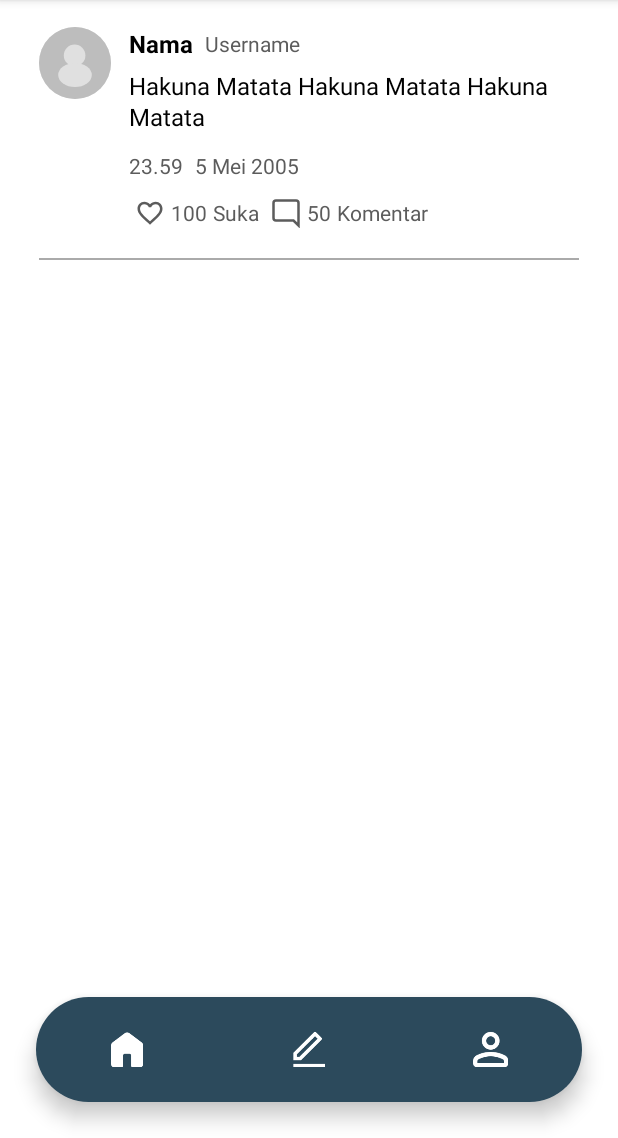
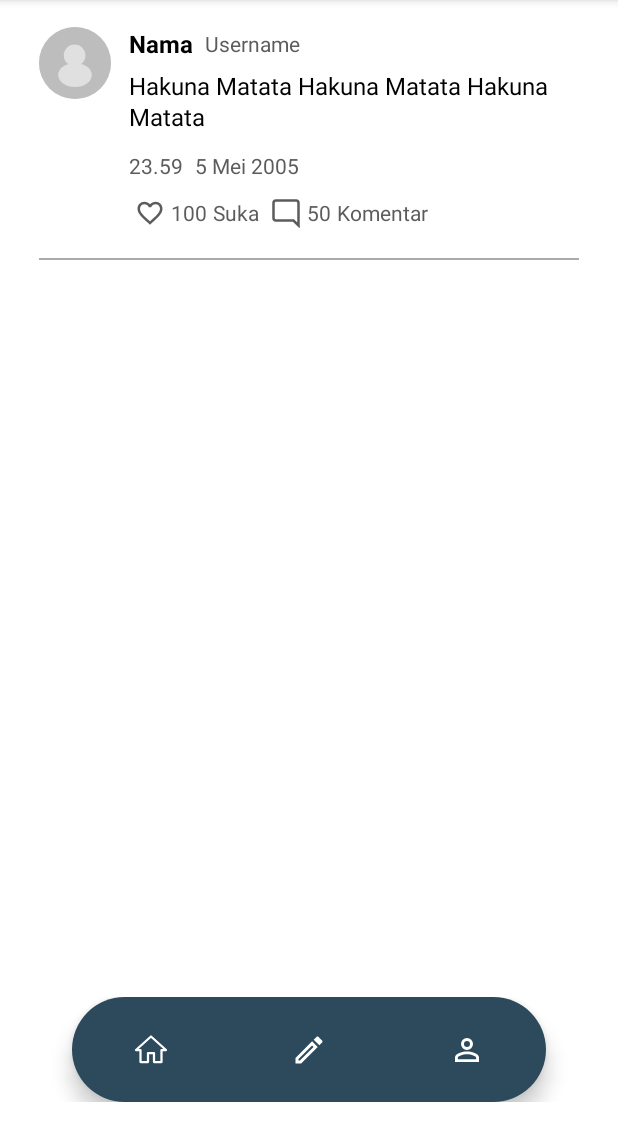
Before and after one commit to andhikaputraaaa/HearU, an Android app: the HomeActivity screen opened directly, with no data from a screen before it, on a phone screen of 412 x 824 dp, the part 98-1236 px from its top. Run offline under Robolectric (Android 15) with nearby library versions, the light colour scheme and no system bars.

Commit message:
fragment navbar

```diff
--- a/app/src/main/java/com/innovape/hearuapp/HomeActivity.kt
+++ b/app/src/main/java/com/innovape/hearuapp/HomeActivity.kt
@@ -1,5 +1,6 @@
 package com.innovape.hearuapp
 
+import android.content.Intent
 import android.os.Bundle
 import androidx.activity.enableEdgeToEdge
 import androidx.appcompat.app.AppCompatActivity
@@ -7,12 +8,28 @@ import androidx.core.view.ViewCompat
 import androidx.core.view.WindowInsetsCompat
 import com.innovape.hearuapp.databinding.ActivityHomeBinding
 
-class HomeActivity : AppCompatActivity() {
-    private lateinit var binding: ActivityHomeBinding
+class HomeActivity : AppCompatActivity(), Navbar.OnNavigationClickListener {
+
     override fun onCreate(savedInstanceState: Bundle?) {
         super.onCreate(savedInstanceState)
+        setContentView(R.layout.activity_home)
 
-        binding = ActivityHomeBinding.inflate(layoutInflater)
-        setContentView(binding.root)
+        val bottomNavFragment = supportFragmentManager.findFragmentById(R.id.bottom_nav_container) as? Navbar
+        bottomNavFragment?.setOnNavigationClickListener(this)
+    }
+
+    override fun onHomeClick() {
+        val bottomNavFragment = supportFragmentManager.findFragmentById(R.id.bottom_nav_container) as? Navbar
+        bottomNavFragment?.setActiveItem(0) // 0 is the position for home
+    }
+
+    override fun onEditClick() {
+//        val intent = Intent(this, EditActivity::class.java)
+//        startActivity(intent)
+    }
+
+    override fun onProfileClick() {
+//        val intent = Intent(this, ProfileActivity::class.java)
+//        startActivity(intent)
     }
 }
--- /dev/null
+++ b/app/src/main/java/com/innovape/hearuapp/Navbar.kt
@@ -0,0 +1,81 @@
+package com.innovape.hearuapp
+
+import android.os.Bundle
+import androidx.fragment.app.Fragment
+import android.view.LayoutInflater
+import android.view.View
+import android.view.ViewGroup
+import android.widget.ImageView
+
+// TODO: Rename parameter arguments, choose names that match
+// the fragment initialization parameters, e.g. ARG_ITEM_NUMBER
+private const val ARG_PARAM1 = "param1"
+private const val ARG_PARAM2 = "param2"
+
+/**
+ * A simple [Fragment] subclass.
+ * Use the [Navbar.newInstance] factory method to
+ * create an instance of this fragment.
+ */
+class Navbar : Fragment() {
+
+    interface OnNavigationClickListener {
+        fun onHomeClick()
+        fun onEditClick()
+        fun onProfileClick()
+    }
+
+    private var listener: OnNavigationClickListener? = null
+    private lateinit var navHome: ImageView
+    private lateinit var navEdit: ImageView
+    private lateinit var navProfile: ImageView
+
+    override fun onCreateView(
+        inflater: LayoutInflater,
+        container: ViewGroup?,
+        savedInstanceState: Bundle?
+    ): View? {
+        return inflater.inflate(R.layout.fragment_navbar, container, false)
+    }
+
+    override fun onViewCreated(view: View, savedInstanceState: Bundle?) {
+        super.onViewCreated(view, savedInstanceState)
+
+        navHome = view.findViewById(R.id.nav_home)
+        navEdit = view.findViewById(R.id.nav_edit)
+        navProfile = view.findViewById(R.id.nav_profile)
+
+        navHome.setOnClickListener {
+            setActiveItem(0)
+            listener?.onHomeClick()
+        }
+
+        navEdit.setOnClickListener {
+            setActiveItem(1)
+            listener?.onEditClick()
+        }
+
+        navProfile.setOnClickListener {
+            setActiveItem(2)
+            listener?.onProfileClick()
+        }
+    }
+
+    fun setActiveItem(position: Int) {
+        // Reset all items to inactive
+        navHome.isSelected = false
+        navEdit.isSelected = false
+        navProfile.isSelected = false
+
+        // Set selected item to active
+        when (position) {
+            0 -> navHome.isSelected = true
+            1 -> navEdit.isSelected = true
+            2 -> navProfile.isSelected = true
+        }
+    }
+
+    fun setOnNavigationClickListener(listener: OnNavigationClickListener) {
+        this.listener = listener
+    }
+}
--- /dev/null
+++ b/app/src/main/res/drawable/ic_home_filled.xml
@@ -0,0 +1,13 @@
+<?xml version="1.0" encoding="utf-8"?>
+<vector xmlns:android="http://schemas.android.com/apk/res/android"
+    android:width="24dp"
+    android:height="24dp"
+    android:viewportWidth="24"
+    android:viewportHeight="24">
+    <path
+        android:pathData="M10,20V14H14V20H19V12H22L12,3L2,12H5V20H10Z"
+        android:fillColor="@android:color/darker_gray"
+        android:strokeColor="@android:color/darker_gray"
+        android:strokeWidth="1.5"
+        android:strokeLineJoin="round"/>
+</vector>
--- /dev/null
+++ b/app/src/main/res/drawable/ic_home_outline.xml
@@ -0,0 +1,13 @@
+<?xml version="1.0" encoding="utf-8"?>
+<vector xmlns:android="http://schemas.android.com/apk/res/android"
+    android:width="24dp"
+    android:height="24dp"
+    android:viewportWidth="24"
+    android:viewportHeight="24">
+    <path
+        android:pathData="M10,20V14H14V20H19V12H22L12,3L2,12H5V20H10Z"
+        android:fillColor="@android:color/transparent"
+        android:strokeColor="@android:color/darker_gray"
+        android:strokeWidth="1.5"
+        android:strokeLineJoin="round"/>
+</vector>
--- /dev/null
+++ b/app/src/main/res/drawable/ic_home_selector.xml
@@ -0,0 +1,5 @@
+<?xml version="1.0" encoding="utf-8"?>
+<selector xmlns:android="http://schemas.android.com/apk/res/android">
+    <item android:state_selected="true" android:drawable="@drawable/ic_home_filled" />
+    <item android:drawable="@drawable/ic_home_outline" />
+</selector>
--- /dev/null
+++ b/app/src/main/res/drawable/ic_post_filled.xml
@@ -0,0 +1,15 @@
+<?xml version="1.0" encoding="utf-8"?>
+<selector xmlns:android="http://schemas.android.com/apk/res/android">
+    <item>
+        <vector xmlns:android="http://schemas.android.com/apk/res/android"
+            android:width="24dp"
+            android:height="24dp"
+            android:viewportWidth="24"
+            android:viewportHeight="24">
+            <path
+                android:pathData="M20.71,7.04C21.1,6.65 21.1,6 20.71,5.63L18.37,3.29C18,2.9 17.35,2.9 16.96,3.29L15.12,5.12L18.87,8.87M3,17.25V21H6.75L17.81,9.93L14.06,6.18L3,17.25Z"
+                android:fillColor="@android:color/darker_gray"
+                android:strokeWidth="0"/>
+        </vector>
+    </item>
+</selector>
--- /dev/null
+++ b/app/src/main/res/drawable/ic_post_outline.xml
@@ -0,0 +1,15 @@
+<?xml version="1.0" encoding="utf-8"?>
+<selector xmlns:android="http://schemas.android.com/apk/res/android">
+    <item>
+        <vector xmlns:android="http://schemas.android.com/apk/res/android"
+            android:width="24dp"
+            android:height="24dp"
+            android:viewportWidth="24"
+            android:viewportHeight="24">
+            <path
+                android:pathData="M14.06,9L15,9.94L5.92,19H5V18.08L14.06,9M17.66,3C17.41,3 17.15,3.1 16.96,3.29L15.13,5.12L18.88,8.87L20.71,7.04C21.1,6.65 21.1,6 20.71,5.63L18.37,3.29C18.17,3.09 17.92,3 17.66,3M14.06,6.19L3,17.25V21H6.75L17.81,9.94L14.06,6.19Z"
+                android:fillColor="@android:color/darker_gray"
+                android:strokeWidth="0"/>
+        </vector>
+    </item>
+</selector>
--- /dev/null
+++ b/app/src/main/res/drawable/ic_post_selector.xml
@@ -0,0 +1,5 @@
+<?xml version="1.0" encoding="utf-8"?>
+<selector xmlns:android="http://schemas.android.com/apk/res/android">
+    <item android:state_selected="true" android:drawable="@drawable/ic_post_filled" />
+    <item android:drawable="@drawable/ic_post_outline" />
+</selector>
--- /dev/null
+++ b/app/src/main/res/drawable/ic_profile_filled.xml
@@ -0,0 +1,15 @@
+<?xml version="1.0" encoding="utf-8"?>
+<selector xmlns:android="http://schemas.android.com/apk/res/android">
+    <item>
+        <vector xmlns:android="http://schemas.android.com/apk/res/android"
+            android:width="24dp"
+            android:height="24dp"
+            android:viewportWidth="24"
+            android:viewportHeight="24">
+            <path
+                android:pathData="M12,4A4,4 0 0,1 16,8A4,4 0 0,1 12,12A4,4 0 0,1 8,8A4,4 0 0,1 12,4ZM12,14C16.42,14 20,15.79 20,18V20H4V18C4,15.79 7.58,14 12,14Z"
+                android:fillColor="@android:color/darker_gray"
+                android:strokeWidth="0"/>
+        </vector>
+    </item>
+</selector>
--- /dev/null
+++ b/app/src/main/res/drawable/ic_profile_outline.xml
@@ -0,0 +1,15 @@
+<?xml version="1.0" encoding="utf-8"?>
+<selector xmlns:android="http://schemas.android.com/apk/res/android">
+    <item>
+        <vector xmlns:android="http://schemas.android.com/apk/res/android"
+            android:width="24dp"
+            android:height="24dp"
+            android:viewportWidth="24"
+            android:viewportHeight="24">
+            <path
+                android:pathData="M12,4A4,4 0 0,1 16,8A4,4 0 0,1 12,12A4,4 0 0,1 8,8A4,4 0 0,1 12,4M12,6A2,2 0 0,0 10,8A2,2 0 0,0 12,10A2,2 0 0,0 14,8A2,2 0 0,0 12,6M12,13C14.67,13 20,14.33 20,17V20H4V17C4,14.33 9.33,13 12,13M12,14.9C9.03,14.9 5.9,16.36 5.9,17V18.1H18.1V17C18.1,16.36 14.97,14.9 12,14.9Z"
+                android:fillColor="@android:color/darker_gray"
+                android:strokeWidth="0"/>
+        </vector>
+    </item>
+</selector>
--- /dev/null
+++ b/app/src/main/res/drawable/ic_profile_selector.xml
@@ -0,0 +1,5 @@
+<?xml version="1.0" encoding="utf-8"?>
+<selector xmlns:android="http://schemas.android.com/apk/res/android">
+    <item android:state_selected="true" android:drawable="@drawable/ic_profile_filled" />
+    <item android:drawable="@drawable/ic_profile_outline" />
+</selector>
--- a/app/src/main/res/layout/activity_home.xml
+++ b/app/src/main/res/layout/activity_home.xml
@@ -220,54 +220,17 @@
     </ScrollView>
 
     <!-- Bottom Navigation Bar -->
-    <LinearLayout
-        android:id="@+id/bottom_navbar"
-        android:layout_width="0dp"
+    <androidx.fragment.app.FragmentContainerView
+        android:id="@+id/bottom_nav_container"
+        android:name="com.innovape.hearuapp.Navbar"
+        android:layout_width="match_parent"
         android:layout_height="70dp"
         android:layout_marginStart="24dp"
         android:layout_marginEnd="24dp"
         android:layout_marginBottom="24dp"
-        android:background="@drawable/navbar_background"
-        android:orientation="horizontal"
-        android:gravity="center"
-        android:elevation="8dp"
         app:layout_constraintBottom_toBottomOf="parent"
         app:layout_constraintStart_toStartOf="parent"
-        app:layout_constraintEnd_toEndOf="parent">
-
-        <ImageView
-            android:id="@+id/nav_home"
-            android:layout_width="0dp"
-            android:layout_height="32dp"
-            android:layout_weight="1"
-            android:src="@drawable/ic_home"
-            android:scaleType="centerInside"
-            android:padding="4dp"
-            android:background="?attr/selectableItemBackgroundBorderless"
-            app:tint="@color/white" />
-
-        <ImageView
-            android:id="@+id/nav_edit"
-            android:layout_width="0dp"
-            android:layout_height="32dp"
-            android:layout_weight="1"
-            android:src="@drawable/ic_post"
-            android:scaleType="centerInside"
-            android:padding="4dp"
-            android:background="?attr/selectableItemBackgroundBorderless"
-            app:tint="@color/white" />
-
-        <ImageView
-            android:id="@+id/nav_profile"
-            android:layout_width="0dp"
-            android:layout_height="32dp"
-            android:layout_weight="1"
-            android:src="@drawable/ic_profile"
-            android:scaleType="centerInside"
-            android:padding="4dp"
-            android:background="?attr/selectableItemBackgroundBorderless"
-            app:tint="@color/white" />
-
-    </LinearLayout>
+        app:layout_constraintEnd_toEndOf="parent"
+        tools:layout="@layout/fragment_navbar" />
 
 </androidx.constraintlayout.widget.ConstraintLayout>
--- /dev/null
+++ b/app/src/main/res/layout/fragment_navbar.xml
@@ -0,0 +1,48 @@
+<?xml version="1.0" encoding="utf-8"?>
+<LinearLayout xmlns:android="http://schemas.android.com/apk/res/android"
+    xmlns:app="http://schemas.android.com/apk/res-auto"
+    android:id="@+id/bottom_navbar"
+    android:layout_width="match_parent"
+    android:layout_height="70dp"
+    android:layout_marginStart="24dp"
+    android:layout_marginEnd="24dp"
+    android:layout_marginBottom="24dp"
+    android:background="@drawable/navbar_background"
+    android:orientation="horizontal"
+    android:gravity="center"
+    android:elevation="8dp">
+
+    <ImageView
+        android:id="@+id/nav_home"
+        android:layout_width="0dp"
+        android:layout_height="50dp"
+        android:layout_weight="1"
+        android:src="@drawable/ic_home_selector"
+        android:scaleType="centerInside"
+        android:padding="4dp"
+        android:background="?attr/selectableItemBackgroundBorderless"
+        app:tint="@color/white" />
+
+    <ImageView
+        android:id="@+id/nav_edit"
+        android:layout_width="0dp"
+        android:layout_height="50dp"
+        android:layout_weight="1"
+        android:src="@drawable/ic_post_selector"
+        android:scaleType="centerInside"
+        android:padding="4dp"
+        android:background="?attr/selectableItemBackgroundBorderless"
+        app:tint="@color/white" />
+
+    <ImageView
+        android:id="@+id/nav_profile"
+        android:layout_width="0dp"
+        android:layout_height="50dp"
+        android:layout_weight="1"
+        android:src="@drawable/ic_profile_selector"
+        android:scaleType="centerInside"
+        android:padding="4dp"
+        android:background="?attr/selectableItemBackgroundBorderless"
+        app:tint="@color/white" />
+
+</LinearLayout>
--- a/app/src/main/res/values/strings.xml
+++ b/app/src/main/res/values/strings.xml
@@ -56,4 +56,6 @@
         libero vel nunc consequat, quis tincidunt nisl eleifend. Cras bibendum enim a justo luctus
         vestibulum. Fusce dictum libero quis erat maximus, vitae volutpat diam dignissim.
     </string>
+    <!-- TODO: Remove or change this placeholder text -->
+    <string name="hello_blank_fragment">Hello blank fragment</string>
 </resources>
```
Also changed, not shown: app/src/main/res/drawable/ic_home.png (deleted), app/src/main/res/drawable/ic_post.png (deleted), app/src/main/res/drawable/ic_profile.png (deleted).
